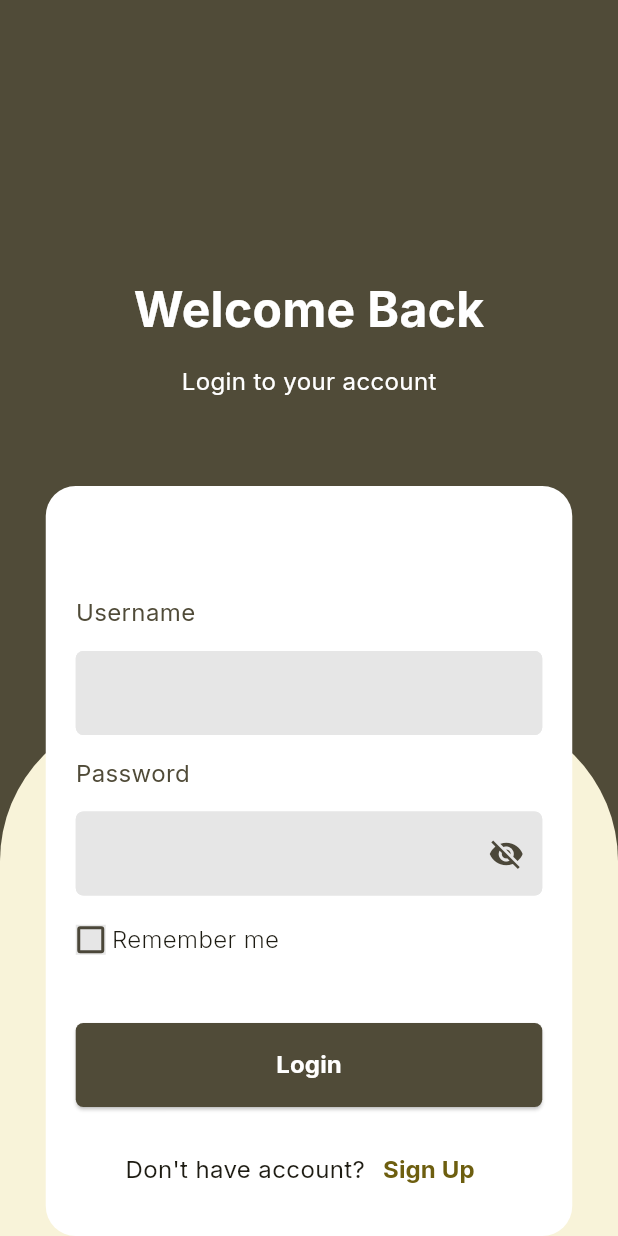
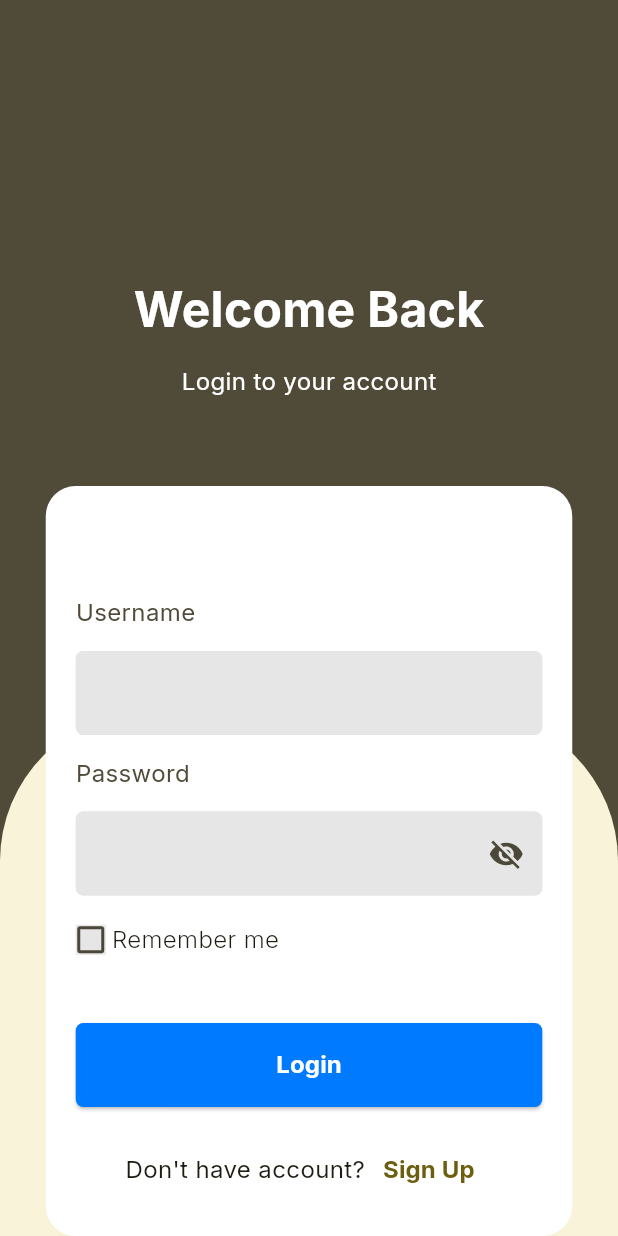
Before and after one commit to AnwarSeptian/hadirin_app, a Flutter app: the screen it shows after launch, on a phone screen of 412 x 824 dp. Run offline on Flutter 3.47's test engine with Material 3 defaults, Android fonts, the phone set to English and light mode, and no system bars; our stand-ins replace circle_nav_bar, google_fonts, shared_preferences.

Commit message:
update constant

```diff
--- a/lib/constant/app_color.dart
+++ b/lib/constant/app_color.dart
@@ -7,4 +7,6 @@ class AppColor {
   static const Color kuning = Color(0xffFAFFCA);
   static const Color coklat = Color(0xff504B38);
   static const Color brown = Color(0xffF8F3D9);
+  static const Color blue = Color(0xff007BFF);
+  static const Color bluelight = Color(0xffE6F0FA);
 }
--- a/lib/constant/app_style.dart
+++ b/lib/constant/app_style.dart
@@ -94,7 +94,7 @@ class AppStyle {
       child: titleBold(text: text, color: Colors.white),
 
       style: ElevatedButton.styleFrom(
-        backgroundColor: AppColor.coklat,
+        backgroundColor: AppColor.blue,
         shape: RoundedRectangleBorder(borderRadius: BorderRadius.circular(5)),
       ),
     );
```
